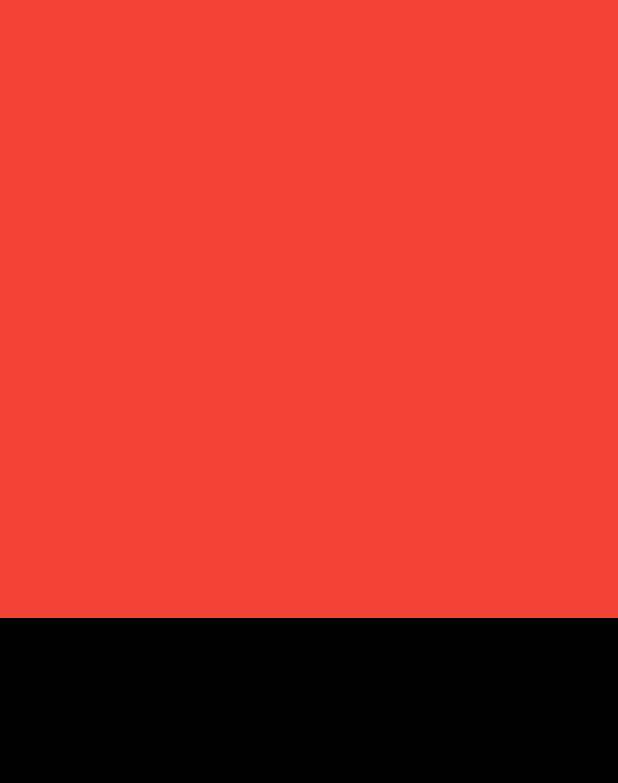
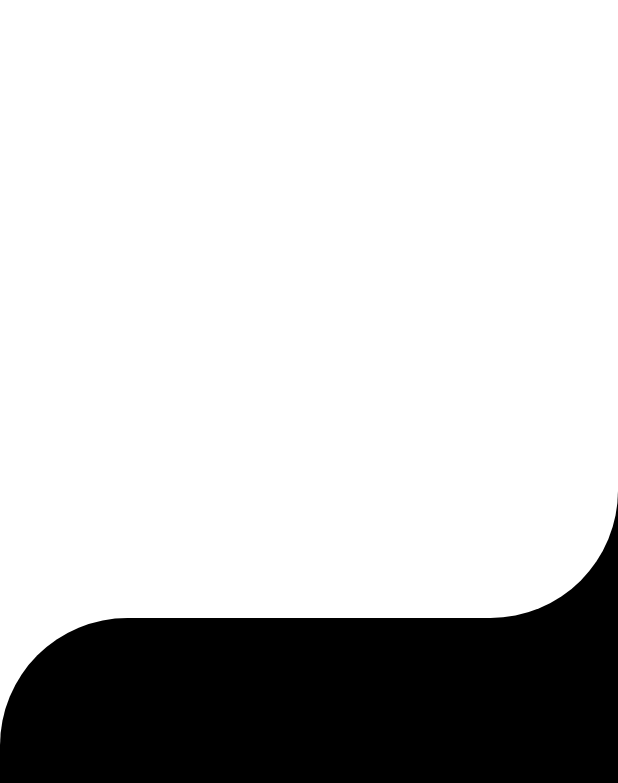
Before and after one commit to shivam2109964/Strivee, a Flutter app: the screen it shows after launch, on a phone screen of 412 x 824 dp. Shown: the top 783 px of the screen. Run offline on Flutter 3.47's test engine with Material 3 defaults, Android fonts, the light colour scheme and no system bars.

Commit message:
Event One Ready Commit

```diff
--- a/lib/Events/firstEvent.dart
+++ b/lib/Events/firstEvent.dart
@@ -8,35 +8,64 @@ class FirstEvent extends StatefulWidget {
 }
 
 class _FirstEventState extends State<FirstEvent> {
-  late double heigth, width;
-
   @override
   Widget build(BuildContext context) {
-    heigth = MediaQuery.of(context).size.height;
-    width = MediaQuery.of(context).size.width;
+    var _mediaQuary = MediaQuery.of(context);
     return Scaffold(
+        backgroundColor: const Color.fromARGB(
+          255,
+          205,
+          0,
+          0,
+        ),
         body: Stack(
           children: [
+            Column(
+              mainAxisAlignment: MainAxisAlignment.start,
+              children: [
+                Container(
+                  decoration: const BoxDecoration(
+                    color: Colors.black,
+                  ),
+                  child: Container(
+                    height: _mediaQuary.size.height * 0.5,
+                    width: _mediaQuary.size.width * 1,
+                    decoration: const BoxDecoration(
+                      color: Colors.white,
+                      borderRadius: BorderRadius.only(
+                        bottomRight: Radius.circular(
+                          85,
+                        ),
+                      ),
+                    ),
+                    child: null,
+                  ),
+                )
+              ],
+            ),
             Column(
               mainAxisAlignment: MainAxisAlignment.end,
               children: [
                 Container(
-                height: heigth * .5,
-                decoration: const BoxDecoration(color: Colors.black),
+                  decoration: const BoxDecoration(
+                    color: Colors.white,
                   ),
-            ],
+                  child: Container(
+                    height: _mediaQuary.size.height * 0.5,
+                    width: _mediaQuary.size.width * 1,
+                    decoration: const BoxDecoration(
+                      color: Colors.black,
+                      borderRadius: BorderRadius.only(
+                        topLeft: Radius.circular(
+                          85,
                         ),
-          Column(
-            mainAxisAlignment: MainAxisAlignment.start,
-            children: [
-              Container(
-                height: heigth * .5,
-                decoration: const BoxDecoration(color: Colors.red),
+                      ),
+                    ),
+                  ),
                 ),
               ],
             ),
           ],
-      ),
-    );
+        ));
   }
 }
--- a/lib/main.dart
+++ b/lib/main.dart
@@ -11,11 +11,9 @@ class MyApp extends StatelessWidget {
     return const MaterialApp(
       title: "Strive",
       debugShowCheckedModeBanner: false,
-      home: SafeArea(
-        child: Scaffold(
-          backgroundColor: Colors.white,
-          body: FirstEvent(),
-        ),
+      home: Scaffold(
+        backgroundColor: Colors.white,
+        body: FirstEvent(),
       ),
     );
   }
```
Lines whose indentation alone changed are shown as unchanged.
